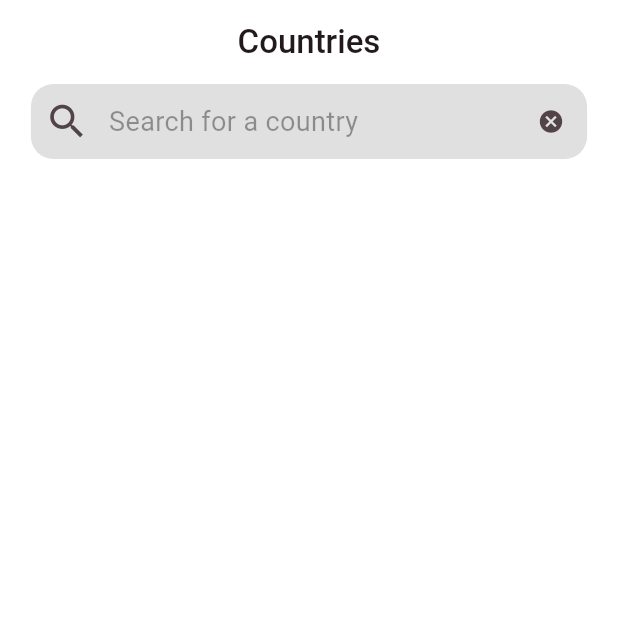
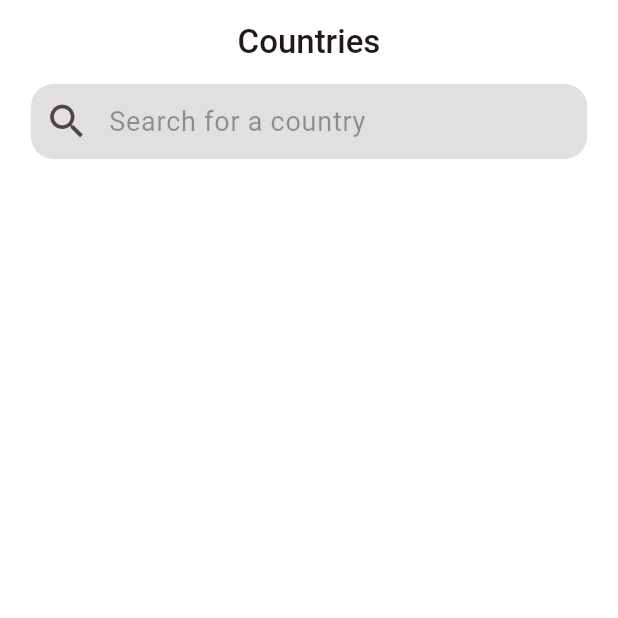
Before and after one commit to ad-ng/countries_app, a Flutter app: the screen it shows after launch, on a phone screen of 412 x 824 dp, the top half of it. Run offline on Flutter 3.47's test engine with Material 3 defaults, Android fonts, the phone set to English and light mode, and no system bars; our stand-ins replace dio, flutter_bloc, flutter_dotenv, freezed_annotation, go_router, hive and 2 more; accounts and stored records are empty; network calls fail.

Commit message:
fixing search

```diff
--- a/lib/features/home/presentation/components/my_custom_search.dart
+++ b/lib/features/home/presentation/components/my_custom_search.dart
@@ -17,7 +17,7 @@ class _MyCustomSearchState extends State<MyCustomSearch> {
 
     widget.searchQuery.addListener(() {
       final query = widget.searchQuery.text.trim();
-
+      setState(() {});
       if (query.isEmpty) {
         BlocProvider.of<CountryCubit>(context).loadCountries();
       } else {
@@ -48,17 +48,17 @@ class _MyCustomSearchState extends State<MyCustomSearch> {
               borderSide: BorderSide(color: Colors.transparent),
             ),
             prefixIcon: Icon(Icons.search, size: 30),
-            hint: Text(
-              'Search for a country',
-              style: TextStyle(fontSize: 18, color: Colors.black38),
-            ),
+            hintText: 'Search for a country',
+            hintStyle: TextStyle(fontSize: 18, color: Colors.black38),
             isDense: true,
-            suffixIcon: IconButton(
-              onPressed: () {
-                widget.searchQuery.clear();
-              },
-              icon: Icon(Icons.cancel),
-            ),
+            suffixIcon: widget.searchQuery.text.isNotEmpty
+                ? IconButton(
+                    onPressed: () {
+                      widget.searchQuery.clear();
+                    },
+                    icon: Icon(Icons.cancel),
+                  )
+                : null,
           ),
         ),
       ),
```
